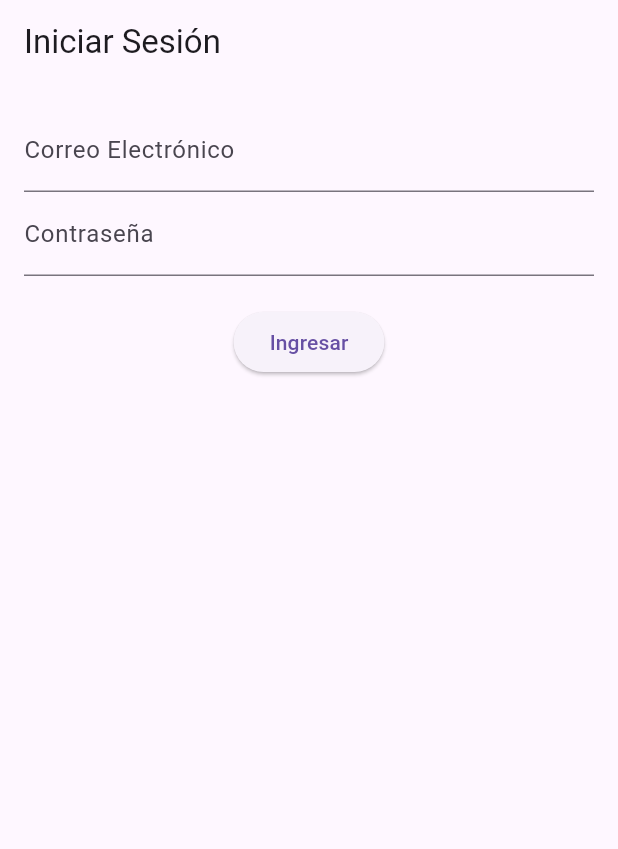
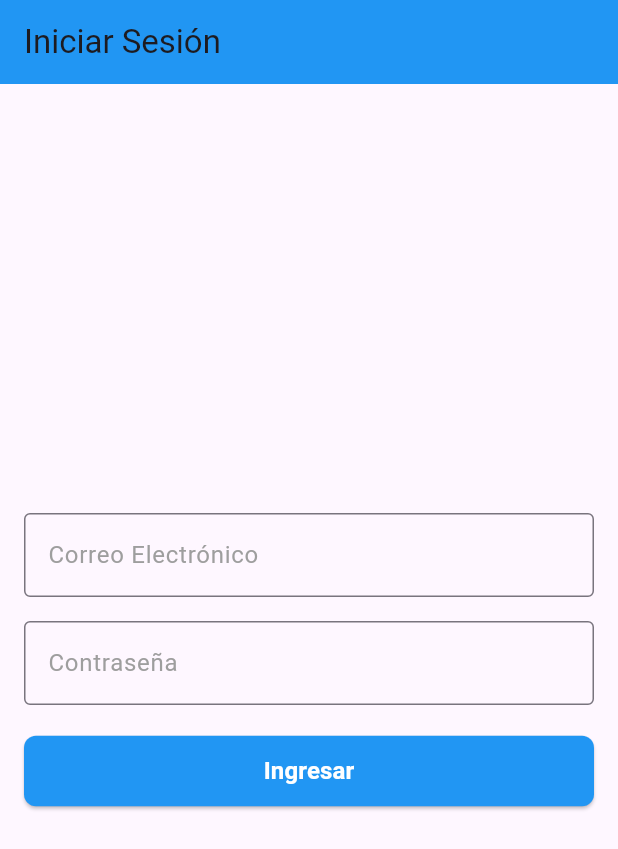
Before and after one commit to jhostia/OpenClass, a Flutter app: the screen it shows after launch, on a phone screen of 412 x 824 dp. Shown: the top 849 px of the screen. Run offline on Flutter 3.47's test engine with Material 3 defaults, Android fonts, the phone set to English and light mode, and no system bars; our stand-ins replace cloud_firestore, firebase_auth, firebase_core; accounts and stored records are empty.

Commit message:
Empece a arreglar la apariencia de la app

```diff
--- a/lib/login_page.dart
+++ b/lib/login_page.dart
@@ -5,6 +5,7 @@ import 'auth_service.dart';
 import 'professor_panel.dart';
 import 'monitor_panel.dart';
 import 'admin_page.dart';
+import 'ui/styles/custom_styles.dart'; // Asegúrate de importar tu archivo de estilos
 
 class LoginPage extends StatefulWidget {
   const LoginPage({super.key});
@@ -24,27 +25,41 @@ class LoginPageState extends State<LoginPage> {
     return Scaffold(
       appBar: AppBar(
         title: const Text('Iniciar Sesión'),
+        backgroundColor: CustomStyles.primaryColor, // Usa tu estilo personalizado
       ),
-      body: Padding(
+      body: Center(
+        child: SingleChildScrollView(
+          child: Padding(
             padding: const EdgeInsets.all(16.0),
             child: Column(
+              crossAxisAlignment: CrossAxisAlignment.stretch,
               children: <Widget>[
                 TextField(
                   controller: emailController,
-              decoration: const InputDecoration(labelText: 'Correo Electrónico'),
+                  decoration: InputDecoration(
+                    labelText: 'Correo Electrónico',
+                    labelStyle: CustomStyles.labelTextStyle, // Aplica el estilo personalizado
+                    border: OutlineInputBorder(),
                   ),
+                ),
+                const SizedBox(height: 16),
                 TextField(
                   controller: passwordController,
-              decoration: const InputDecoration(labelText: 'Contraseña'),
+                  decoration: InputDecoration(
+                    labelText: 'Contraseña',
+                    labelStyle: CustomStyles.labelTextStyle, // Aplica el estilo personalizado
+                    border: OutlineInputBorder(),
+                  ),
                   obscureText: true,
                 ),
                 const SizedBox(height: 20),
                 if (errorMessage.isNotEmpty)
                   Text(
                     errorMessage,
-                style: const TextStyle(color: Colors.red),
+                    style: CustomStyles.errorTextStyle, // Aplica el estilo personalizado
                   ),
                 ElevatedButton(
+                  style: CustomStyles.elevatedButtonStyle, // Aplica el estilo personalizado
                   onPressed: () async {
                     String email = emailController.text;
                     String password = passwordController.text;
@@ -92,9 +107,11 @@ class LoginPageState extends State<LoginPage> {
                       });
                     }
                   },
-              child: const Text('Ingresar'),
+                  child: Text('Ingresar', style: CustomStyles.buttonTextStyle), // Aplica el estilo personalizado
                 ),
               ],
+            ),
+          ),
         ),
       ),
     );
--- /dev/null
+++ b/lib/ui/styles/custom_styles.dart
@@ -0,0 +1,30 @@
+import 'package:flutter/material.dart';
+
+class CustomStyles {
+  static const Color primaryColor = Colors.blue;
+
+  static const TextStyle labelTextStyle = TextStyle(
+    fontSize: 16,
+    color: Colors.grey,
+  );
+
+  static const TextStyle errorTextStyle = TextStyle(
+    fontSize: 14,
+    color: Colors.red,
+  );
+
+  static ButtonStyle elevatedButtonStyle = ElevatedButton.styleFrom(
+    backgroundColor: primaryColor, // Color de fondo actualizado
+    foregroundColor: Colors.white, // Color del texto (antes `onPrimary`)
+    padding: const EdgeInsets.symmetric(vertical: 12, horizontal: 24),
+    shape: RoundedRectangleBorder(
+      borderRadius: BorderRadius.circular(8),
+    ),
+  );
+
+  static const TextStyle buttonTextStyle = TextStyle(
+    fontSize: 16,
+    fontWeight: FontWeight.bold,
+    color: Colors.white,
+  );
+}
```
Lines whose indentation alone changed are shown as unchanged.
